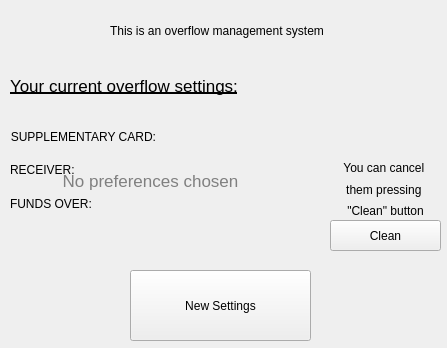
Old version of the form client/client/gui/widgets/overflowwidget.ui in the repository eugeniashurko/ATM.
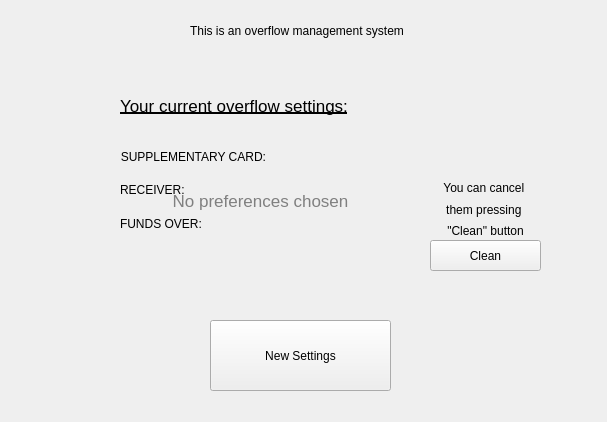
New version of the form.

Diff of the .ui file:
```diff
--- a/client/client/gui/widgets/overflowwidget.ui
+++ b/client/client/gui/widgets/overflowwidget.ui
@@ -6,8 +6,8 @@
    <rect>
     <x>0</x>
     <y>0</y>
-    <width>447</width>
-    <height>348</height>
+    <width>607</width>
+    <height>422</height>
    </rect>
   </property>
   <property name="windowTitle">
@@ -24,8 +24,8 @@
   <widget class="QPushButton" name="cleanButton">
    <property name="geometry">
     <rect>
-     <x>330</x>
-     <y>220</y>
+     <x>430</x>
+     <y>240</y>
      <width>111</width>
      <height>31</height>
     </rect>
@@ -37,8 +37,8 @@
   <widget class="QWidget" name="verticalLayoutWidget_3">
    <property name="geometry">
     <rect>
-     <x>330</x>
-     <y>160</y>
+     <x>430</x>
+     <y>180</y>
      <width>111</width>
      <height>59</height>
     </rect>
@@ -79,8 +79,8 @@
   <widget class="QPushButton" name="newSettingsButton">
    <property name="geometry">
     <rect>
-     <x>130</x>
-     <y>270</y>
+     <x>210</x>
+     <y>320</y>
      <width>181</width>
      <height>71</height>
     </rect>
@@ -92,8 +92,8 @@
   <widget class="QWidget" name="emptyWidget" native="true">
    <property name="geometry">
     <rect>
-     <x>10</x>
-     <y>130</y>
+     <x>120</x>
+     <y>150</y>
      <width>291</width>
      <height>121</height>
     </rect>
@@ -132,7 +132,7 @@
   <widget class="QLabel" name="label">
    <property name="geometry">
     <rect>
-     <x>110</x>
+     <x>190</x>
      <y>20</y>
      <width>289</width>
      <height>22</height>
@@ -145,8 +145,8 @@
   <widget class="QWidget" name="fullWidget" native="true">
    <property name="geometry">
     <rect>
-     <x>10</x>
-     <y>130</y>
+     <x>120</x>
+     <y>150</y>
      <width>301</width>
      <height>121</height>
     </rect>
@@ -241,8 +241,8 @@
   <widget class="QLabel" name="label_2">
    <property name="geometry">
     <rect>
-     <x>10</x>
-     <y>70</y>
+     <x>120</x>
+     <y>90</y>
      <width>351</width>
      <height>31</height>
     </rect>
```
